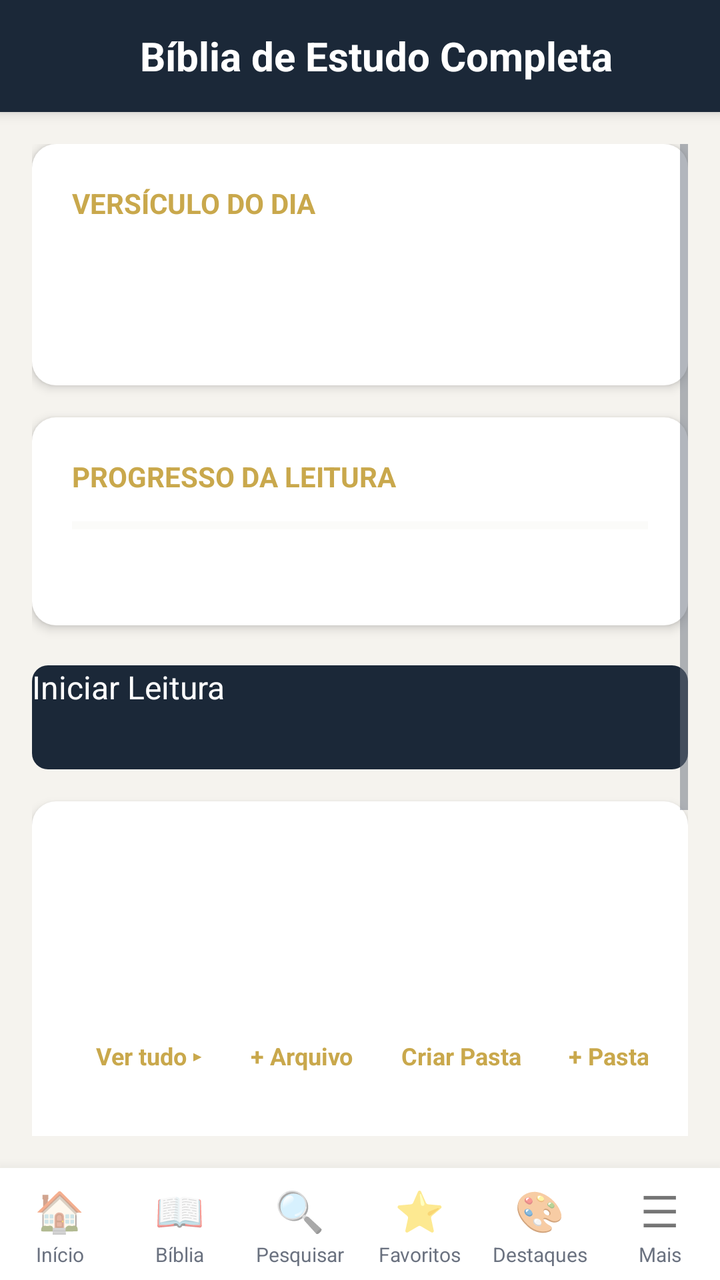
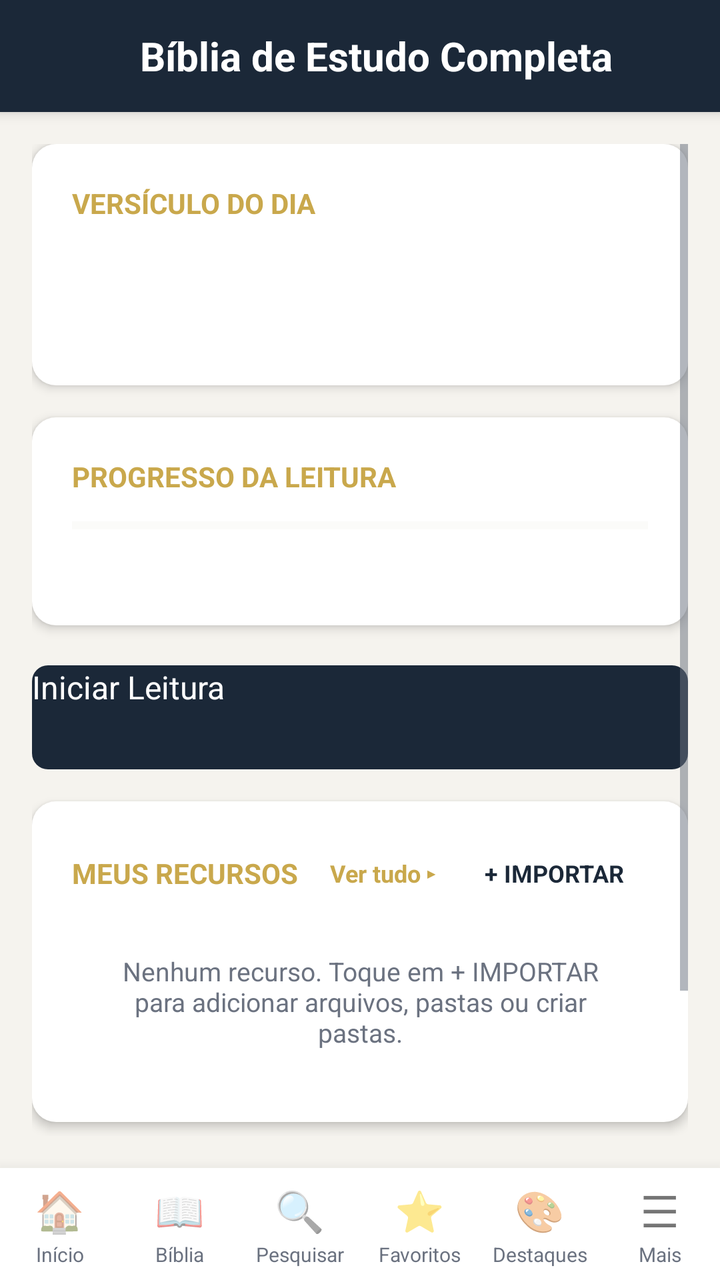

Before-and-after screenshots of an Android layout around one commit, followed by the original layout XML and the change that was made.
<!-- AndroidManifest.xml: application theme Theme.Biblia -->
<!-- res/layout/activity_home.xml -->
<?xml version="1.0" encoding="utf-8"?>
<LinearLayout xmlns:android="http://schemas.android.com/apk/res/android"
    android:layout_width="match_parent"
    android:layout_height="match_parent"
    android:orientation="vertical"
    android:background="@color/background">

    <Toolbar
        android:id="@+id/toolbar"
        android:layout_width="match_parent"
        android:layout_height="wrap_content"
        android:minHeight="?android:attr/actionBarSize"
        android:background="@color/primary"
        android:elevation="4dp">

        <TextView
            android:layout_width="match_parent"
            android:layout_height="wrap_content"
            android:text="@string/app_name"
            android:textSize="20sp"
            android:textColor="@android:color/white"
            android:textStyle="bold"
            android:gravity="center" />

    </Toolbar>

    <ScrollView
        android:layout_width="match_parent"
        android:layout_height="0dp"
        android:layout_weight="1"
        android:padding="@dimen/padding_medium">

        <LinearLayout
            android:layout_width="match_parent"
            android:layout_height="wrap_content"
            android:orientation="vertical">

            <FrameLayout
                android:id="@+id/lastReadingCard"
                android:layout_width="match_parent"
                android:layout_height="wrap_content"
                android:background="@drawable/card_background"
                android:elevation="3dp"
                android:layout_marginBottom="16dp"
                android:padding="20dp"
                android:visibility="gone">

                <LinearLayout
                    android:layout_width="match_parent"
                    android:layout_height="wrap_content"
                    android:orientation="vertical">

                    <TextView
                        android:layout_width="wrap_content"
                        android:layout_height="wrap_content"
                        android:text="@string/last_reading"
                        android:textSize="14sp"
                        android:textColor="@color/accent"
                        android:textStyle="bold"
                        android:textAllCaps="true" />

                    <TextView
                        android:id="@+id/lastReadingRef"
                        android:layout_width="wrap_content"
                        android:layout_height="wrap_content"
                        android:textSize="20sp"
                        android:textStyle="bold"
                        android:textColor="@color/text_primary"
                        android:layout_marginTop="8dp" />

                    <TextView
                        android:id="@+id/lastReadingText"
                        android:layout_width="wrap_content"
                        android:layout_height="wrap_content"
                        android:textSize="15sp"
                        android:textColor="@color/text_secondary"
                        android:maxLines="3"
                        android:ellipsize="end"
                        android:layout_marginTop="4dp"
                        android:lineSpacingMultiplier="1.4" />

                    <Button
                        android:id="@+id/btnContinueReading"
                        android:layout_width="wrap_content"
                        android:layout_height="wrap_content"
                        android:layout_marginTop="12dp"
                        android:text="@string/continue_reading"
                        android:background="@drawable/btn_primary"
                        android:textColor="@android:color/white"
                        android:paddingLeft="24dp"
                        android:paddingRight="24dp"
                        android:paddingTop="10dp"
                        android:paddingBottom="10dp"
                        android:textAllCaps="false" />

                </LinearLayout>

                <View
                    android:layout_width="4dp"
                    android:layout_height="match_parent"
                    android:background="@color/accent"
                    android:layout_gravity="left" />

            </FrameLayout>

            <FrameLayout
                android:id="@+id/verseOfDayCard"
                android:layout_width="match_parent"
                android:layout_height="wrap_content"
                android:background="@drawable/card_background"
                android:elevation="3dp"
                android:layout_marginBottom="16dp"
                android:padding="20dp">

                <LinearLayout
                    android:layout_width="match_parent"
                    android:layout_height="wrap_content"
                    android:orientation="vertical">

                    <TextView
                        android:layout_width="wrap_content"
                        android:layout_height="wrap_content"
                        android:text="@string/verse_of_day"
                        android:textSize="14sp"
                        android:textColor="@color/accent"
                        android:textStyle="bold"
                        android:textAllCaps="true" />

                    <TextView
                        android:id="@+id/verseOfDayText"
                        android:layout_width="wrap_content"
                        android:layout_height="wrap_content"
                        android:textSize="17sp"
                        android:textColor="@color/text_primary"
                        android:textStyle="italic"
                        android:lineSpacingMultiplier="1.5"
                        android:layout_marginTop="12dp" />

                    <TextView
                        android:id="@+id/verseOfDayRef"
                        android:layout_width="wrap_content"
                        android:layout_height="wrap_content"
                        android:layout_marginTop="8dp"
                        android:textSize="14sp"
                        android:textColor="@color/accent"
                        android:textStyle="bold" />

                </LinearLayout>

            </FrameLayout>

            <FrameLayout
                android:id="@+id/readingPlanProgress"
                android:layout_width="match_parent"
                android:layout_height="wrap_content"
                android:background="@drawable/card_background"
                android:elevation="3dp"
                android:layout_marginBottom="16dp"
                android:padding="20dp">

                <LinearLayout
                    android:layout_width="match_parent"
                    android:layout_height="wrap_content"
                    android:orientation="vertical">

                    <TextView
                        android:layout_width="wrap_content"
                        android:layout_height="wrap_content"
                        android:text="@string/reading_progress"
                        android:textSize="14sp"
                        android:textColor="@color/accent"
                        android:textStyle="bold"
                        android:textAllCaps="true" />

                    <ProgressBar
                        android:id="@+id/readingProgressBar"
                        style="?android:attr/progressBarStyleHorizontal"
                        android:layout_width="match_parent"
                        android:layout_height="6dp"
                        android:layout_marginTop="12dp"
                        android:progressTint="@color/accent"
                        android:progressBackgroundTint="@color/surface_variant" />

                    <TextView
                        android:id="@+id/readingProgressText"
                        android:layout_width="wrap_content"
                        android:layout_height="wrap_content"
                        android:layout_marginTop="8dp"
                        android:textSize="14sp"
                        android:textColor="@color/text_secondary" />

                </LinearLayout>

            </FrameLayout>

            <Button
                android:id="@+id/btnStartReading"
                android:layout_width="match_parent"
                android:layout_height="52dp"
                android:text="@string/start_reading"
                android:textSize="16sp"
                android:background="@drawable/btn_primary"
                android:textColor="@android:color/white"
                android:textAllCaps="false"
                android:layout_marginTop="4dp" />

            <FrameLayout
                android:id="@+id/resourcesSection"
                android:layout_width="match_parent"
                android:layout_height="wrap_content"
                android:background="@drawable/card_background"
                android:elevation="3dp"
                android:layout_marginTop="16dp"
                android:padding="20dp"
                android:visibility="visible">

                <LinearLayout
                    android:layout_width="match_parent"
                    android:layout_height="wrap_content"
                    android:orientation="vertical">

                    <LinearLayout
                        android:layout_width="match_parent"
                        android:layout_height="wrap_content"
                        android:orientation="horizontal"
                        android:gravity="center_vertical">

                        <TextView
                            android:id="@+id/resourcesHeader"
                            android:layout_width="0dp"
                            android:layout_height="wrap_content"
                            android:layout_weight="1"
                            android:text="@string/my_resources"
                            android:textSize="14sp"
                            android:textColor="@color/accent"
                            android:textStyle="bold"
                            android:textAllCaps="true"
                            android:clickable="true"
                            android:background="?android:attr/selectableItemBackground" />

                        <TextView
                            android:id="@+id/btnOpenResources"
                            android:layout_width="wrap_content"
                            android:layout_height="32dp"
                            android:gravity="center"
                            android:paddingLeft="12dp"
                            android:paddingRight="12dp"
                            android:text="Ver tudo ▸"
                            android:textColor="@color/accent"
                            android:textSize="12sp"
                            android:textStyle="bold"
                            android:clickable="true"
                            android:background="@drawable/nav_item_bg" />

                        <TextView
                            android:id="@+id/btnImportFile"
                            android:layout_width="wrap_content"
                            android:layout_height="32dp"
                            android:gravity="center"
                            android:paddingLeft="12dp"
                            android:paddingRight="12dp"
                            android:text="+ Arquivo"
                            android:textColor="@color/accent"
                            android:textSize="12sp"
                            android:textStyle="bold"
                            android:clickable="true"
                            android:background="@drawable/nav_item_bg" />

                        <TextView
                            android:id="@+id/btnCreateFolder"
                            android:layout_width="wrap_content"
                            android:layout_height="32dp"
                            android:gravity="center"
                            android:paddingLeft="12dp"
                            android:paddingRight="12dp"
                            android:text="Criar Pasta"
                            android:textColor="@color/accent"
                            android:textSize="12sp"
                            android:textStyle="bold"
                            android:clickable="true"
                            android:background="@drawable/nav_item_bg" />

                        <TextView
                            android:id="@+id/btnImportFolder"
                            android:layout_width="wrap_content"
                            android:layout_height="32dp"
                            android:gravity="center"
                            android:paddingLeft="12dp"
                            android:paddingRight="12dp"
                            android:text="+ Pasta"
                            android:textColor="@color/accent"
                            android:textSize="12sp"
                            android:textStyle="bold"
                            android:clickable="true"
                            android:background="@drawable/nav_item_bg" />

                    </LinearLayout>

                    <ListView
                        android:id="@+id/resourceList"
                        android:layout_width="match_parent"
                        android:layout_height="wrap_content"
                        android:layout_marginTop="8dp"
                        android:divider="@null"
                        android:dividerHeight="0dp" />

                    <TextView
                        android:id="@+id/emptyResources"
                        android:layout_width="match_parent"
                        android:layout_height="wrap_content"
                        android:text="Nenhum recurso importado. Toque em + Arquivo ou + Pasta para adicionar."
                        android:textSize="13sp"
                        android:textColor="@color/text_secondary"
                        android:padding="16dp"
                        android:gravity="center" />

                </LinearLayout>

            </FrameLayout>

            <FrameLayout
                android:id="@+id/notesSection"
                android:layout_width="match_parent"
                android:layout_height="wrap_content"
                android:background="@drawable/card_background"
                android:elevation="3dp"
                android:layout_marginTop="16dp"
                android:padding="20dp">

                <LinearLayout
                    android:layout_width="match_parent"
                    android:layout_height="wrap_content"
                    android:orientation="vertical">

                    <LinearLayout
                        android:layout_width="match_parent"
                        android:layout_height="wrap_content"
                        android:orientation="horizontal"
                        android:gravity="center_vertical">

                        <TextView
                            android:layout_width="0dp"
                            android:layout_height="wrap_content"
                            android:layout_weight="1"
                            android:text="@string/title_notes"
                            android:textSize="14sp"
                            android:textColor="@color/accent"
                            android:textStyle="bold"
                            android:textAllCaps="true" />

                        <TextView
                            android:id="@+id/btnOpenNotes"
                            android:layout_width="wrap_content"
                            android:layout_height="32dp"
                            android:gravity="center"
                            android:paddingLeft="12dp"
                            android:paddingRight="12dp"
                            android:text="Ver tudo ▸"
                            android:textColor="@color/accent"
                            android:textSize="12sp"
                            android:textStyle="bold"
                            android:clickable="true"
                            android:background="@drawable/nav_item_bg" />

                    </LinearLayout>

                    <TextView
                        android:id="@+id/notesPreview"
                        android:layout_width="match_parent"
                        android:layout_height="wrap_content"
                        android:layout_marginTop="8dp"
                        android:text="Toque para ver suas anotações"
                        android:textSize="13sp"
                        android:textColor="@color/text_secondary"
                        android:gravity="center" />

                </LinearLayout>

            </FrameLayout>

        </LinearLayout>

    </ScrollView>

    <include layout="@layout/bottom_navigation" />

</LinearLayout>
<!-- res/layout/bottom_navigation.xml (included above) -->
<?xml version="1.0" encoding="utf-8"?>
<LinearLayout xmlns:android="http://schemas.android.com/apk/res/android"
    android:layout_width="match_parent"
    android:layout_height="56dp"
    android:orientation="horizontal"
    android:elevation="12dp"
    android:background="@color/surface"
    android:paddingTop="4dp"
    android:paddingBottom="4dp">

    <LinearLayout
        android:id="@+id/navHome"
        android:layout_width="0dp"
        android:layout_height="match_parent"
        android:layout_weight="1"
        android:gravity="center"
        android:orientation="vertical"
        android:clickable="true"
        android:background="@drawable/nav_item_bg"
        android:padding="2dp">

        <TextView
            android:layout_width="wrap_content"
            android:layout_height="0dp"
            android:layout_weight="1"
            android:text="🏠"
            android:textSize="20sp"
            android:gravity="center" />
        <TextView
            android:layout_width="wrap_content"
            android:layout_height="wrap_content"
            android:text="@string/menu_home"
            android:textSize="10sp"
            android:textColor="@color/text_secondary" />

    </LinearLayout>

    <LinearLayout
        android:id="@+id/navBible"
        android:layout_width="0dp"
        android:layout_height="match_parent"
        android:layout_weight="1"
        android:gravity="center"
        android:orientation="vertical"
        android:clickable="true"
        android:background="@drawable/nav_item_bg"
        android:padding="2dp">

        <TextView
            android:layout_width="wrap_content"
            android:layout_height="0dp"
            android:layout_weight="1"
            android:text="📖"
            android:textSize="20sp"
            android:gravity="center" />
        <TextView
            android:layout_width="wrap_content"
            android:layout_height="wrap_content"
            android:text="@string/menu_bible"
            android:textSize="10sp"
            android:textColor="@color/text_secondary" />

    </LinearLayout>

    <LinearLayout
        android:id="@+id/navSearch"
        android:layout_width="0dp"
        android:layout_height="match_parent"
        android:layout_weight="1"
        android:gravity="center"
        android:orientation="vertical"
        android:clickable="true"
        android:background="@drawable/nav_item_bg"
        android:padding="2dp">

        <TextView
            android:layout_width="wrap_content"
            android:layout_height="0dp"
            android:layout_weight="1"
            android:text="🔍"
            android:textSize="20sp"
            android:gravity="center" />
        <TextView
            android:layout_width="wrap_content"
            android:layout_height="wrap_content"
            android:text="@string/menu_search"
            android:textSize="10sp"
            android:textColor="@color/text_secondary" />

    </LinearLayout>

    <LinearLayout
        android:id="@+id/navFavorites"
        android:layout_width="0dp"
        android:layout_height="match_parent"
        android:layout_weight="1"
        android:gravity="center"
        android:orientation="vertical"
        android:clickable="true"
        android:background="@drawable/nav_item_bg"
        android:padding="2dp">

        <TextView
            android:layout_width="wrap_content"
            android:layout_height="0dp"
            android:layout_weight="1"
            android:text="⭐"
            android:textSize="20sp"
            android:gravity="center" />
        <TextView
            android:layout_width="wrap_content"
            android:layout_height="wrap_content"
            android:text="@string/menu_favorites"
            android:textSize="10sp"
            android:textColor="@color/text_secondary" />

    </LinearLayout>

    <LinearLayout
        android:id="@+id/navHighlights"
        android:layout_width="0dp"
        android:layout_height="match_parent"
        android:layout_weight="1"
        android:gravity="center"
        android:orientation="vertical"
        android:clickable="true"
        android:background="@drawable/nav_item_bg"
        android:padding="2dp">

        <TextView
            android:layout_width="wrap_content"
            android:layout_height="0dp"
            android:layout_weight="1"
            android:text="🎨"
            android:textSize="20sp"
            android:gravity="center" />
        <TextView
            android:layout_width="wrap_content"
            android:layout_height="wrap_content"
            android:text="@string/menu_highlights"
            android:textSize="10sp"
            android:textColor="@color/text_secondary" />

    </LinearLayout>

    <LinearLayout
        android:id="@+id/navMore"
        android:layout_width="0dp"
        android:layout_height="match_parent"
        android:layout_weight="1"
        android:gravity="center"
        android:orientation="vertical"
        android:clickable="true"
        android:background="@drawable/nav_item_bg"
        android:padding="2dp">

        <TextView
            android:layout_width="wrap_content"
            android:layout_height="0dp"
            android:layout_weight="1"
            android:text="☰"
            android:textSize="22sp"
            android:gravity="center" />
        <TextView
            android:layout_width="wrap_content"
            android:layout_height="wrap_content"
            android:text="@string/menu_more"
            android:textSize="10sp"
            android:textColor="@color/text_secondary" />

    </LinearLayout>

</LinearLayout>
<!-- resources referenced by this layout -->
<resources>
  <color name="accent">#C9A84C</color>
  <color name="background">#F5F3EE</color>
  <color name="primary">#1B2838</color>
  <color name="surface">#FFFFFF</color>
  <color name="surface_variant">#F0EDE6</color>
  <color name="text_primary">#1A1A2E</color>
  <color name="text_secondary">#6B7280</color>
  <dimen name="padding_medium">16dp</dimen>
  <!-- drawable btn_primary (drawable) -->
  <?xml version="1.0" encoding="utf-8"?>
  <ripple xmlns:android="http://schemas.android.com/apk/res/android"
      android:color="#40FFFFFF">
      <item>
          <shape android:shape="rectangle">
              <solid android:color="@color/primary" />
              <corners android:radius="8dp" />
          </shape>
      </item>
  </ripple>
  <!-- drawable card_background (drawable) -->
  <?xml version="1.0" encoding="utf-8"?>
  <shape xmlns:android="http://schemas.android.com/apk/res/android"
      android:shape="rectangle">
      <solid android:color="@color/card_back" />
      <corners android:radius="12dp" />
  </shape>
  <!-- drawable nav_item_bg (drawable) -->
  <?xml version="1.0" encoding="utf-8"?>
  <ripple xmlns:android="http://schemas.android.com/apk/res/android"
      android:color="#20000000">
      <item>
          <shape android:shape="rectangle">
              <solid android:color="@android:color/transparent" />
          </shape>
      </item>
  </ripple>
  <string name="app_name">Bíblia de Estudo Completa</string>
  <string name="continue_reading">Continuar Lendo</string>
  <string name="last_reading">Continuação da Leitura</string>
  <string name="menu_bible">Bíblia</string>
  <string name="menu_favorites">Favoritos</string>
  <string name="menu_highlights">Destaques</string>
  <string name="menu_home">Início</string>
  <string name="menu_more">Mais</string>
  <string name="menu_search">Pesquisar</string>
  <string name="my_resources">Meus Recursos</string>
  <string name="reading_progress">Progresso da Leitura</string>
  <string name="start_reading">Iniciar Leitura</string>
  <string name="title_notes">Minhas Notas</string>
  <string name="verse_of_day">Versículo do Dia</string>
  <style name="Theme.Biblia" parent="android:Theme.Material.Light.NoActionBar">
          <item name="android:colorPrimary">@color/primary</item>
          <item name="android:colorPrimaryDark">@color/primary_dark</item>
          <item name="android:colorAccent">@color/accent</item>
          <item name="android:statusBarColor">@color/statusbar_light</item>
          <item name="android:navigationBarColor">@color/primary_dark</item>
          <item name="android:windowBackground">@color/background</item>
          <item name="android:textColorPrimary">@color/text_primary</item>
          <item name="android:textColorSecondary">@color/text_secondary</item>
      </style>
  <color name="card_back">#FFFFFF</color>
  <color name="primary_dark">#0F1722</color>
  <color name="statusbar_light">#0F1722</color>
</resources>

<!-- the commit's change to res/layout/activity_home.xml (unified diff, before → after) -->
@@ -253,47 +253,19 @@
                             android:background="@drawable/nav_item_bg" />
 
                         <TextView
-                            android:id="@+id/btnImportFile"
+                            android:id="@+id/btnImport"
                             android:layout_width="wrap_content"
                             android:layout_height="32dp"
                             android:gravity="center"
                             android:paddingLeft="12dp"
                             android:paddingRight="12dp"
-                            android:text="+ Arquivo"
-                            android:textColor="@color/accent"
+                            android:text="+ IMPORTAR"
+                            android:textColor="@color/primary"
                             android:textSize="12sp"
                             android:textStyle="bold"
                             android:clickable="true"
                             android:background="@drawable/nav_item_bg" />
 
-                        <TextView
-                            android:id="@+id/btnCreateFolder"
-                            android:layout_width="wrap_content"
-                            android:layout_height="32dp"
-                            android:gravity="center"
-                            android:paddingLeft="12dp"
-                            android:paddingRight="12dp"
-                            android:text="Criar Pasta"
-                            android:textColor="@color/accent"
-                            android:textSize="12sp"
-                            android:textStyle="bold"
-                            android:clickable="true"
-                            android:background="@drawable/nav_item_bg" />
-
-                        <TextView
-                            android:id="@+id/btnImportFolder"
-                            android:layout_width="wrap_content"
-                            android:layout_height="32dp"
-                            android:gravity="center"
-                            android:paddingLeft="12dp"
-                            android:paddingRight="12dp"
-                            android:text="+ Pasta"
-                            android:textColor="@color/accent"
-                            android:textSize="12sp"
-                            android:textStyle="bold"
-                            android:clickable="true"
-                            android:background="@drawable/nav_item_bg" />
-
                     </LinearLayout>
 
                     <ListView
@@ -308,7 +280,7 @@
                         android:id="@+id/emptyResources"
                         android:layout_width="match_parent"
                         android:layout_height="wrap_content"
-                        android:text="Nenhum recurso importado. Toque em + Arquivo ou + Pasta para adicionar."
+                        android:text="Nenhum recurso. Toque em + IMPORTAR para adicionar arquivos, pastas ou criar pastas."
                         android:textSize="13sp"
                         android:textColor="@color/text_secondary"
                         android:padding="16dp"
